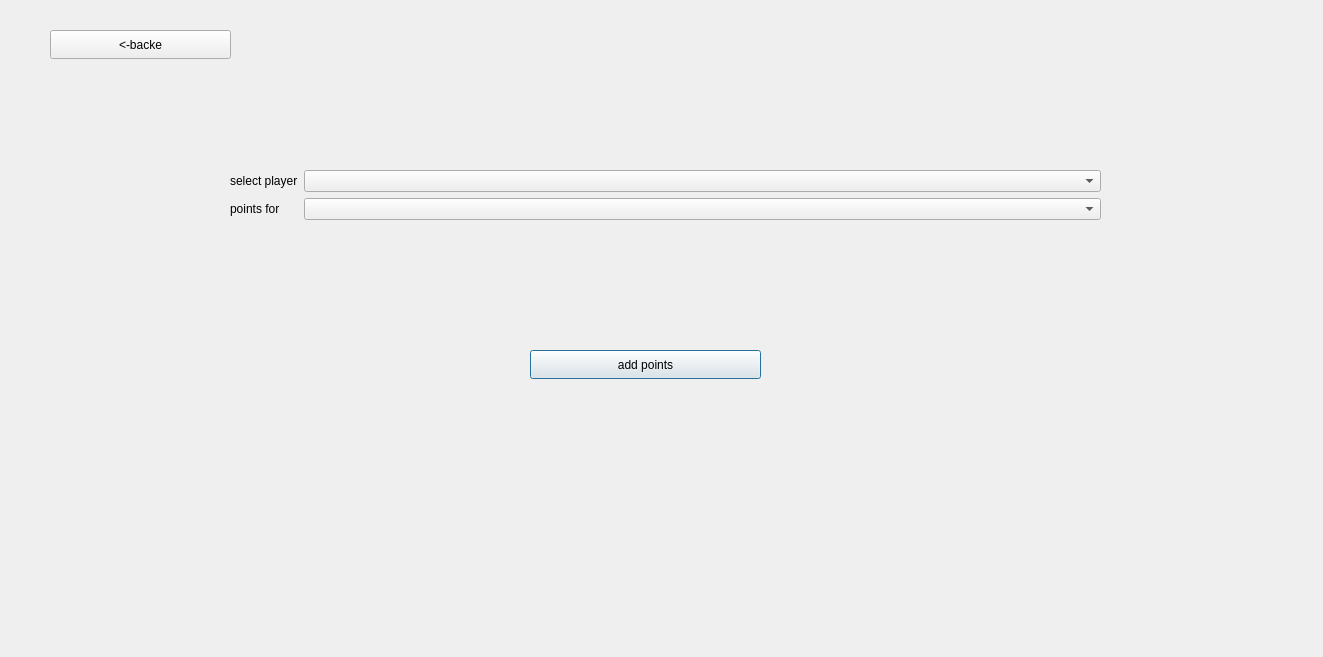
Old version of the form updatepoints.ui in the repository bolesawny7/FootballFantasy.
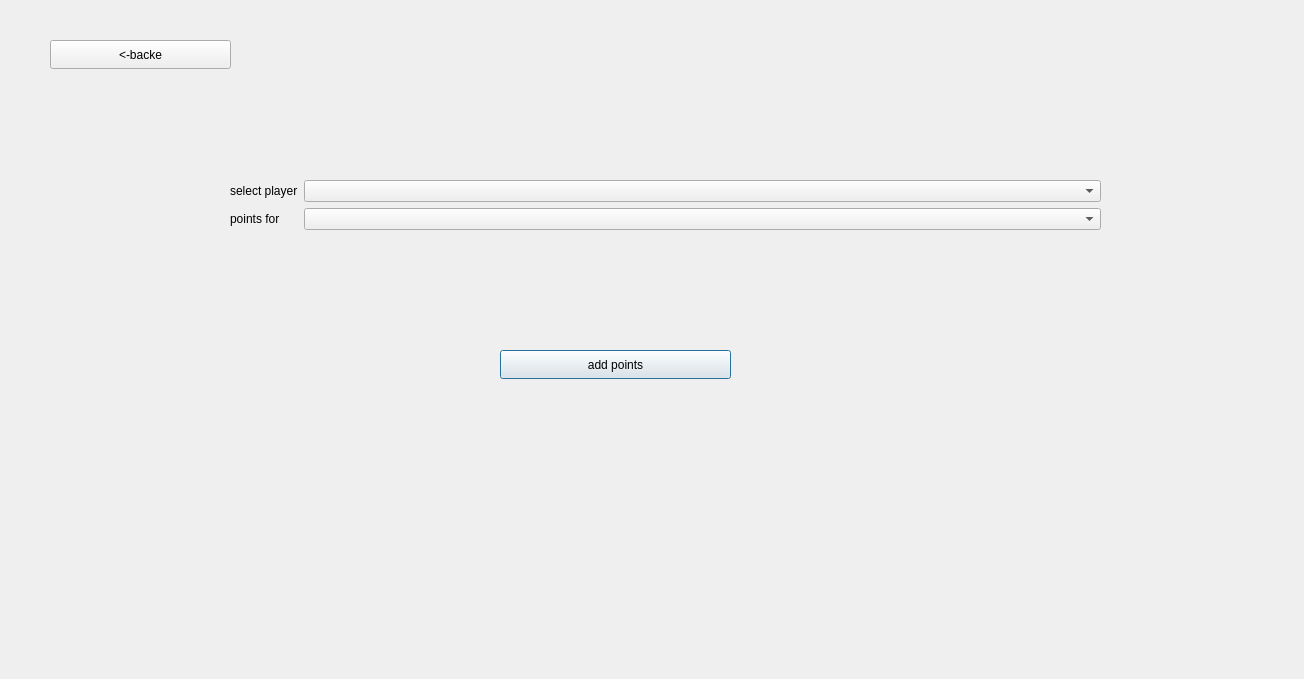
New version of the form. Icons and pictures are not drawn.

The edit to the form file:
```diff
--- a/updatepoints.ui
+++ b/updatepoints.ui
@@ -6,8 +6,8 @@
    <rect>
     <x>0</x>
     <y>0</y>
-    <width>1323</width>
-    <height>657</height>
+    <width>1304</width>
+    <height>679</height>
    </rect>
   </property>
   <property name="windowTitle">
@@ -18,11 +18,37 @@
 	background-image: url(:/background/fantasy.png);
 }</string>
   </property>
+  <widget class="QPushButton" name="addpoints">
+   <property name="geometry">
+    <rect>
+     <x>500</x>
+     <y>350</y>
+     <width>231</width>
+     <height>29</height>
+    </rect>
+   </property>
+   <property name="text">
+    <string>add points</string>
+   </property>
+  </widget>
+  <widget class="QPushButton" name="back">
+   <property name="geometry">
+    <rect>
+     <x>50</x>
+     <y>40</y>
+     <width>181</width>
+     <height>29</height>
+    </rect>
+   </property>
+   <property name="text">
+    <string>&lt;-backe</string>
+   </property>
+  </widget>
   <widget class="QWidget" name="formLayoutWidget">
    <property name="geometry">
     <rect>
      <x>230</x>
-     <y>170</y>
+     <y>180</y>
      <width>871</width>
      <height>71</height>
     </rect>
@@ -50,32 +76,6 @@
     </item>
    </layout>
   </widget>
-  <widget class="QPushButton" name="addpoints">
-   <property name="geometry">
-    <rect>
-     <x>530</x>
-     <y>350</y>
-     <width>231</width>
-     <height>29</height>
-    </rect>
-   </property>
-   <property name="text">
-    <string>add points</string>
-   </property>
-  </widget>
-  <widget class="QPushButton" name="back">
-   <property name="geometry">
-    <rect>
-     <x>50</x>
-     <y>30</y>
-     <width>181</width>
-     <height>29</height>
-    </rect>
-   </property>
-   <property name="text">
-    <string>&lt;-backe</string>
-   </property>
-  </widget>
  </widget>
  <resources/>
  <connections/>
```
Left out of the diff: 10 changed lines with no effect on the pictures.
